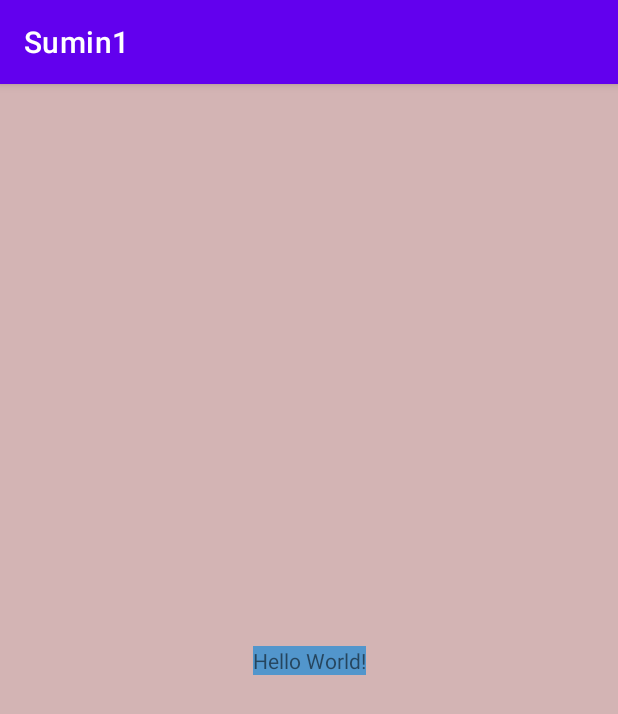
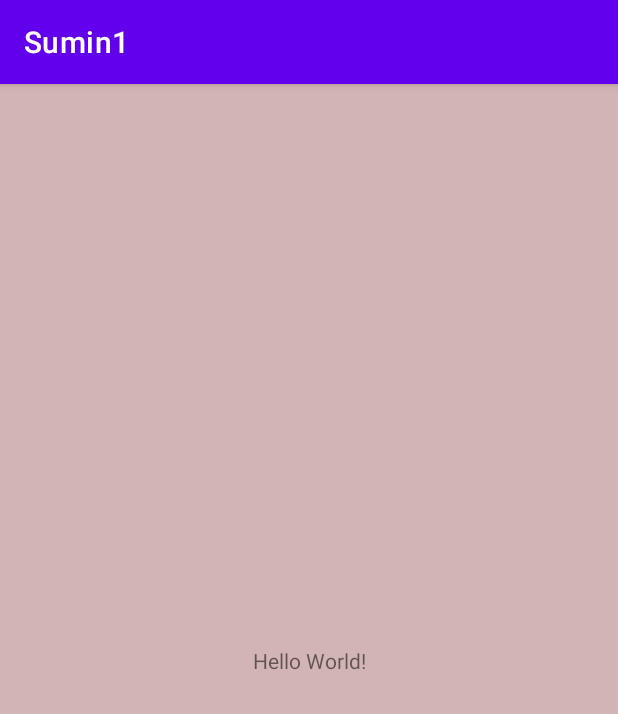
Before and after one commit to DenBatuY/Sumin1, an Android app: the screen it shows after launch (MainActivity), on a phone screen of 412 x 824 dp. Shown: the top 714 px of the screen. Run offline under Robolectric (Android 15) with nearby library versions, the phone set to English and light mode, and no system bars.

Commit message:
change color3

```diff
--- a/app/src/main/res/layout/activity_main.xml
+++ b/app/src/main/res/layout/activity_main.xml
@@ -10,7 +10,6 @@
     <TextView
         android:layout_width="wrap_content"
         android:layout_height="wrap_content"
-        android:background="#5296CC"
         android:text="Hello World!"
         app:layout_constraintBottom_toBottomOf="parent"
         app:layout_constraintEnd_toEndOf="parent"
```
